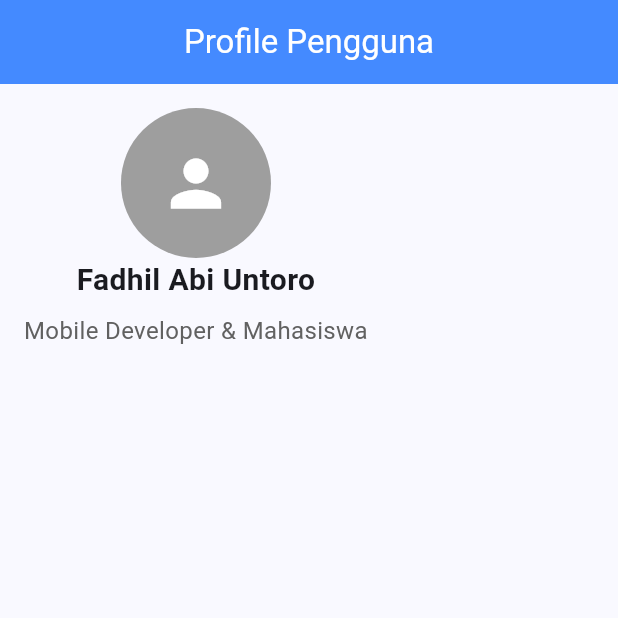
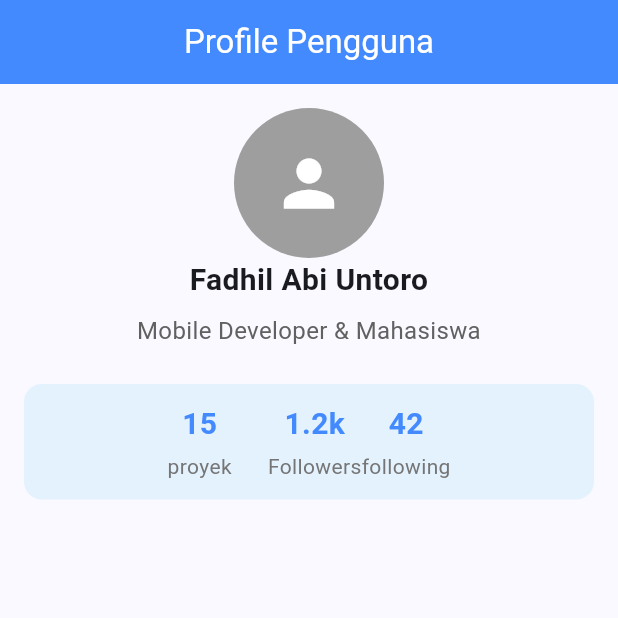
Before and after one commit to fadhilabi22/tugas_flutter_5, a Flutter app: the screen it shows after launch, on a phone screen of 412 x 824 dp, the top half of it. Run offline on Flutter 3.47's test engine with Material 3 defaults, Android fonts, the phone set to English and light mode, and no system bars.

Commit message:
feat:add profile statistics row

```diff
--- a/lib/profile_page.dart
+++ b/lib/profile_page.dart
@@ -19,10 +19,26 @@
           children: [
             const ProfileAvatar(),
             const SizedBox(width: 16),
-            ProfileInfo(
-              userName: userName,
-              role: role
+            ProfileInfo(userName: userName, role: role),
+            const SizedBox(height: 24),
+            Container(
+              padding: const EdgeInsets.symmetric(vertical: 12),
+              decoration: BoxDecoration(
+                color: Colors.blue[50],
+                borderRadius: BorderRadius.circular(12),
+              ),
+              child: Row(
+                mainAxisAlignment: MainAxisAlignment.center,
+                children: [
+                  const Statitem(count: "15", label: "proyek"),
+                  const SizedBox(width: 24),
+                  const Statitem(count: "1.2k", label: "Followers"),
+                  const SizedBox(height: 24),
+                  Statitem(count: "42", label: "following"),
+                ],
+              ),
             ),
+            const SizedBox(height: 24),
           ],
         ),
       ),
@@ -67,3 +83,35 @@
     );
   }
 }
+
+class Statitem extends StatelessWidget {
+  final String count;
+  final String label;
+  const Statitem({super.key, required this.count, required this.label});
+
+  @override
+  Widget build(BuildContext context) {
+    return Column(
+      children: [
+        Text(
+          count,
+          style: const TextStyle(
+            fontSize: 20,
+            fontWeight: FontWeight.bold,
+            color:Colors.blueAccent,
+          ),
+        ),
+        const SizedBox(
+          height: 4,
+        ),
+        Text(
+          label,
+          style: TextStyle(
+            fontSize: 14,
+            color: Colors.grey[600]
+          ),
+        )
+      ],
+    );
+  }
+}
```
